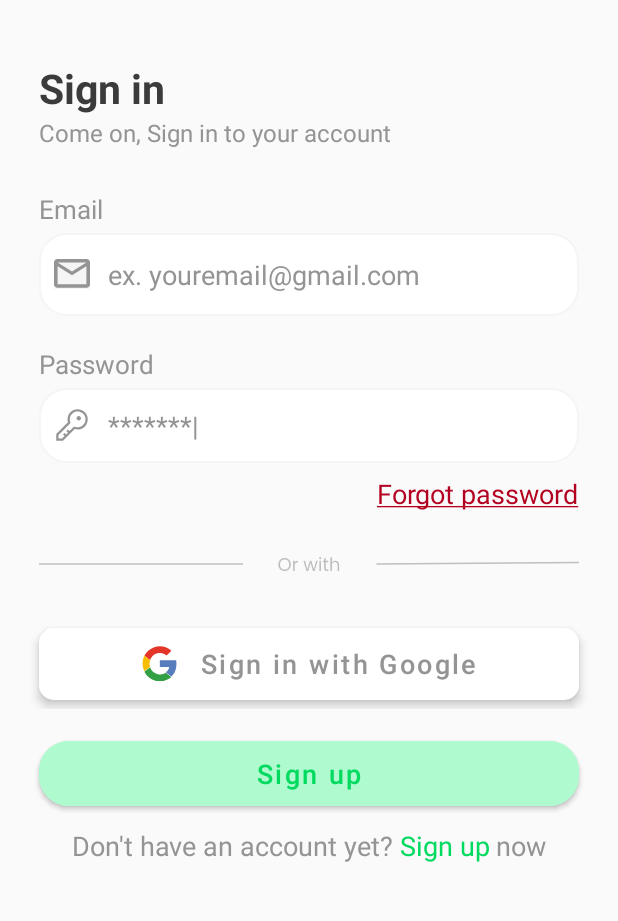
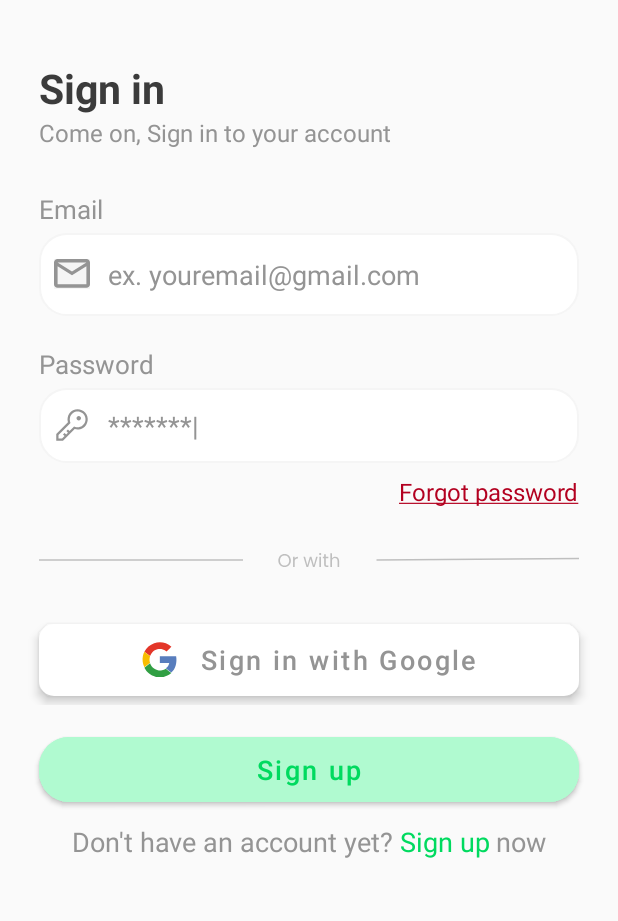
Before and after one commit to FrzAdli/SwiftCare, an Android app: the screen it shows after launch (SignInActivity), on a phone screen of 412 x 824 dp, the part 237-1158 px from its top. Run offline under Robolectric (Android 15) with nearby library versions, the phone set to English and light mode, and no system bars.

Commit message:
perbaikan kecil login dan register

```diff
--- a/app/src/main/res/layout/activity_sign_in.xml
+++ b/app/src/main/res/layout/activity_sign_in.xml
@@ -99,6 +99,7 @@
                     android:layout_marginTop="4dp"
                     android:layout_marginStart="26dp"
                     android:layout_marginEnd="26dp"
+                    android:layout_gravity="center"
                     android:padding="10dp"
                     android:drawablePadding="12dp"
                     android:drawableStart="@drawable/ic_mail"
@@ -126,6 +127,7 @@
                     android:layout_marginTop="4dp"
                     android:layout_marginStart="26dp"
                     android:layout_marginEnd="26dp"
+                    android:layout_gravity="center"
                     android:padding="10dp"
                     android:drawablePadding="12dp"
                     android:textSize="18sp"
@@ -145,13 +147,15 @@
                     android:layout_marginEnd="26dp"
                     android:layout_gravity="end"
                     android:text="Forgot password"
-                    android:textSize="18dp"
+                    android:textSize="16dp"
                     android:textColor="@color/red_D400" />
 
                 <ImageView
                     android:layout_width="wrap_content"
                     android:layout_height="wrap_content"
+                    android:layout_gravity="center"
                     android:layout_marginTop="26dp"
+                    android:layout_marginEnd="26dp"
                     android:layout_marginStart="26dp"
                     android:src="@drawable/barier"/>
 
--- a/app/src/main/res/layout/activity_sign_up.xml
+++ b/app/src/main/res/layout/activity_sign_up.xml
@@ -103,6 +103,7 @@
             android:layout_marginTop="4dp"
             android:layout_marginStart="26dp"
             android:layout_marginEnd="26dp"
+            android:layout_gravity="center"
             android:padding="10dp"
             android:drawablePadding="12dp"
             android:drawableStart="@drawable/ic_mail"
@@ -130,6 +131,7 @@
             android:layout_marginTop="4dp"
             android:layout_marginStart="26dp"
             android:layout_marginEnd="26dp"
+            android:layout_gravity="center"
             android:padding="10dp"
             android:drawablePadding="12dp"
             android:textSize="18sp"
@@ -158,6 +160,7 @@
             android:layout_marginTop="4dp"
             android:layout_marginStart="26dp"
             android:layout_marginEnd="26dp"
+            android:layout_gravity="center"
             android:padding="10dp"
             android:drawablePadding="12dp"
             android:textSize="18sp"
```
